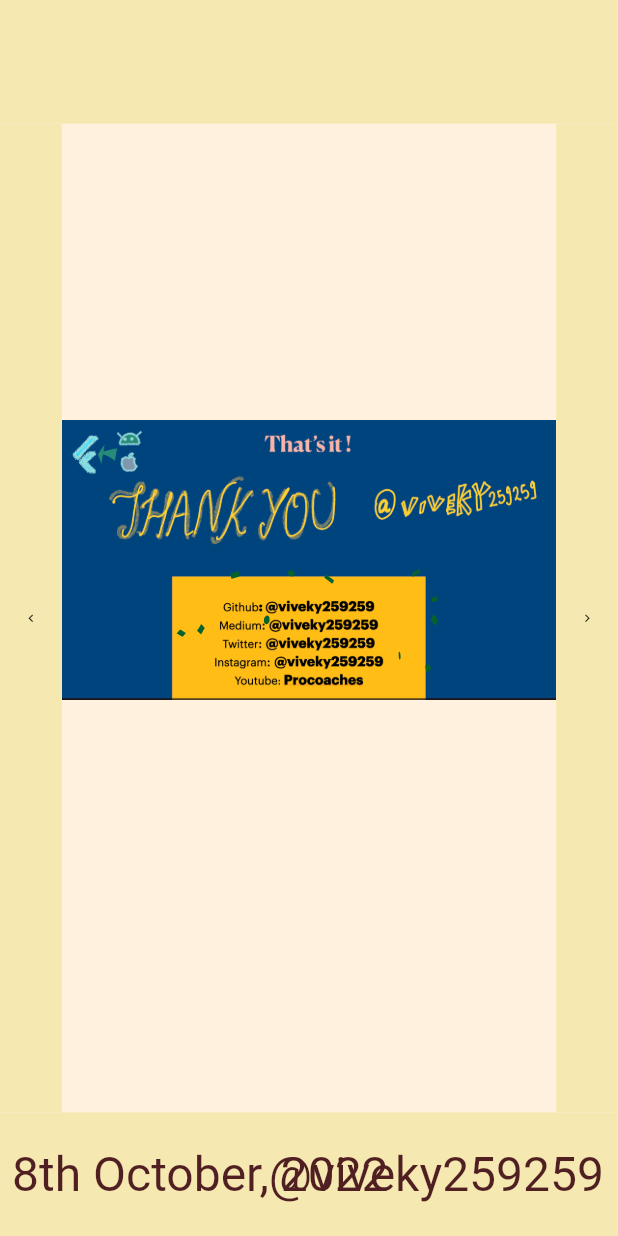
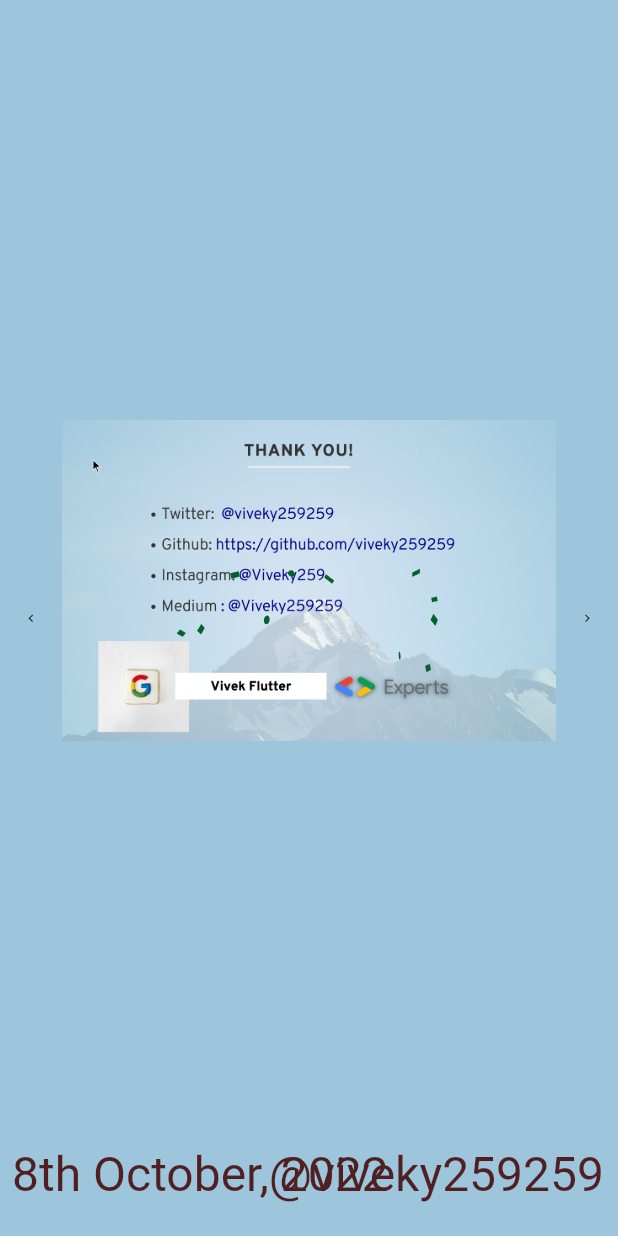
Before and after one commit to viveky259259/flutter_presentation, a Flutter app: the ThanksPage screen opened directly, on a phone screen of 412 x 824 dp. Run offline on Flutter 3.47's test engine with Material 2 defaults, Android fonts, the phone set to English and light mode, and no system bars; our stand-ins replace lottie.

Commit message:
1. added quote.dart and initial_stage.dart 2. updated images in some slides

```diff
--- a/lib/pages/content.dart
+++ b/lib/pages/content.dart
@@ -1,4 +1,5 @@
 import 'package:animated_website/common/text_styles.dart';
+import 'package:animated_website/pages/presentation_intro.dart';
 import 'package:animated_website/pages/speaker_intro.dart';
 import 'package:animated_website/pages/thanks.dart';
 import 'package:animated_website/widgets/template/slide_template.dart';
@@ -59,7 +60,7 @@ class _ContentPageState extends State<ContentPage>
           },
           prev: () {
             Navigator.push(
-                context, MaterialPageRoute(builder: (_) => SpeakerIntroPage()));
+                context, MaterialPageRoute(builder: (_) => ThanksPage()));
           },
           child: Stack(
             children: [
--- a/lib/pages/implicit_animations.dart
+++ b/lib/pages/implicit_animations.dart
@@ -1,5 +1,6 @@
 import 'package:animated_website/model/app_config.dart';
 import 'package:animated_website/pages/content.dart';
+import 'package:animated_website/pages/quote.dart';
 import 'package:animated_website/pages/speaker_intro.dart';
 import 'package:animated_website/widgets/template/slide_template.dart';
 import 'package:flutter/material.dart';
@@ -37,7 +38,7 @@ class _ImplicitAnimationsState extends State<ImplicitAnimations> {
         },
         prev: () {
           Navigator.push(
-              context, MaterialPageRoute(builder: (_) => SpeakerIntroPage()));
+              context, MaterialPageRoute(builder: (_) => QuotePage()));
         },
         child: Center(
           child: Column(
--- a/lib/pages/thanks.dart
+++ b/lib/pages/thanks.dart
@@ -10,8 +10,9 @@ class ThanksPage extends StatelessWidget {
   @override
   Widget build(BuildContext context) {
     return Scaffold(
-      backgroundColor: const Color.fromRGBO(255, 241, 222, 1),
+      backgroundColor: const Color.fromRGBO(157, 197, 220, 1),
       body: SlideTemplate(
+        borderColor:const Color.fromRGBO(157, 197, 220, 1),
         next: () {},
         prev: () {
           Navigator.push(
@@ -21,7 +22,7 @@ class ThanksPage extends StatelessWidget {
           child: Stack(
             children: [
               Image.asset(
-                'asset/images/thanks.png',
+                'asset/images/thanks1.png',
                 fit: BoxFit.fitWidth,
               ),
               Lottie.asset('asset/lottie/confetti_alternative.json',
--- a/lib/widgets/template/slide_template.dart
+++ b/lib/widgets/template/slide_template.dart
@@ -4,24 +4,48 @@ import 'package:animated_website/interace/i_page_controller.dart';
 import 'package:animated_website/model/app_config.dart';
 import 'package:animated_website/widgets/molecule/move_animation.dart';
 import 'package:flutter/material.dart';
+import 'package:flutter/services.dart';
 
 class SlideTemplate extends StatelessWidget implements IPageController {
   final Widget child;
   final Function next;
   final Function prev;
+  final Color borderColor;
 
-  const SlideTemplate(
-      {Key? key, required this.child, required this.next, required this.prev})
-      : super(key: key);
+  SlideTemplate({
+    Key? key,
+    required this.child,
+    required this.next,
+    required this.prev,
+    this.borderColor = const Color(0xfff6e8b1),
+  }) : super(key: key);
 
-  static const Color borderColor = Color(0xfff6e8b1);
-
+  // static Color borderColor = const Color(0xfff6e8b1);
+  DateTime? lastActionTime;
   @override
   Widget build(BuildContext context) {
     double firstBlockWidth = MediaQuery.of(context).size.width * 0.1;
     double firstBlockHeight = MediaQuery.of(context).size.height * 0.1;
 
-    return Container(
+    return RawKeyboardListener(
+      focusNode: FocusNode(),
+      autofocus: true,
+      onKey: (value) {
+        return;
+        if (lastActionTime == null ||
+            lastActionTime!.difference(DateTime.now()).inSeconds > 2) {
+          lastActionTime = DateTime.now();
+          var data = value.data;
+          if (data is RawKeyEventDataWeb) {
+            if (data.code == 'ArrowRight') {
+              clicked(Directions.right);
+            } else if (data.code == 'ArrowLeft') {
+              clicked(Directions.left);
+            }
+          }
+        }
+      },
+      child: Container(
         child: Column(
           mainAxisAlignment: MainAxisAlignment.center,
           crossAxisAlignment: CrossAxisAlignment.center,
@@ -76,7 +100,8 @@ class SlideTemplate extends StatelessWidget implements IPageController {
                     alignment: const Alignment(-0.9, 0),
                     child: Text(AppConfig.instance.date,
                         style: CommonTextStyles.normal.copyWith(
-                          color: Color.fromRGBO(79, 31, 33, 1), fontSize: 32)),
+                            color: Color.fromRGBO(79, 31, 33, 1),
+                            fontSize: 32)),
                   ),
                   // Center(
                   //   child: MoveAnimation(
@@ -90,12 +115,14 @@ class SlideTemplate extends StatelessWidget implements IPageController {
                     alignment: Alignment(0.9, 0),
                     child: Text('@viveky259259',
                         style: CommonTextStyles.normal.copyWith(
-                          color: Color.fromRGBO(79, 31, 33, 1), fontSize: 32)),
+                            color: Color.fromRGBO(79, 31, 33, 1),
+                            fontSize: 32)),
                   ),
                 ],
               ),
             ),
           ],
+        ),
       ),
     );
   }
```
Also changed, not shown: lib/pages/initial_stage.dart (added, +30 -0 lines), lib/pages/quote.dart (added, +30 -0 lines), lib/pages/speaker_intro.dart (+4 -4 lines). Lines whose indentation alone changed are shown as unchanged.
